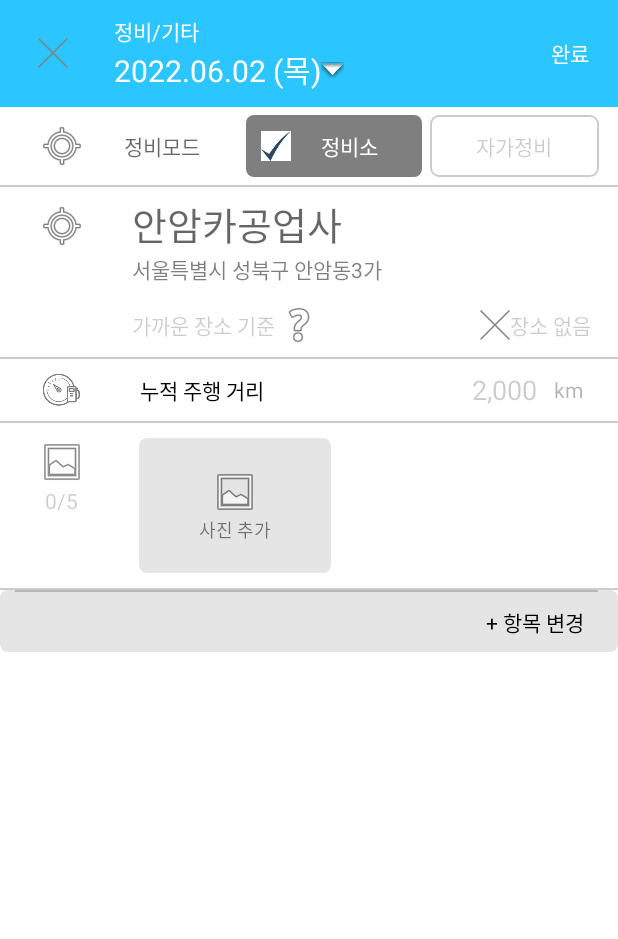
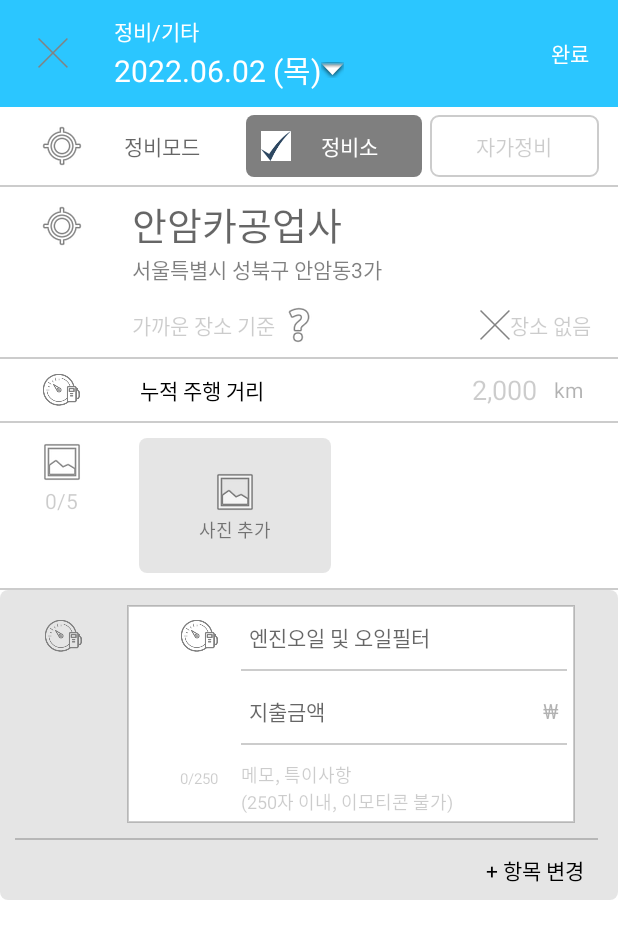
Before and after one commit to kkkb1114/MichealClone, an Android app: the SelectMaintenanceItemActivity screen opened directly, with no data from a screen before it, after a tap on "선택 완료", on a phone screen of 412 x 824 dp. Shown: the top 939 px of the screen. Run offline under Robolectric (Android 15) with nearby library versions, the phone set to English and light mode, and no system bars; 1 other tap on this screen came first.

Commit message:
2022-06-03

```diff
--- a/app/src/main/java/com/example/michaelclone/MainRecord/MainrecordActivity.java
+++ b/app/src/main/java/com/example/michaelclone/MainRecord/MainrecordActivity.java
@@ -104,6 +104,5 @@ public class MainrecordActivity extends AppCompatActivity {
         } else if (System.currentTimeMillis() <= backpressedTime + 2000) {
             finish();
         }
-
     }
 }
--- a/app/src/main/java/com/example/michaelclone/MaintenanceRecords/MaintenanceOtherRecordActivity.java
+++ b/app/src/main/java/com/example/michaelclone/MaintenanceRecords/MaintenanceOtherRecordActivity.java
@@ -61,6 +61,7 @@ public class MaintenanceOtherRecordActivity extends AppCompatActivity implements
     // 일단 static으로 만들어 놓고 실제 차계부 만들때는 로직을 바꾸는게 좋을 것 같다.
     public static CarbookRecord carbookRecords = null;
     public static ArrayList<CarbookRecordItem> carbookRecordItems = null;
+    ArrayList<String> firstRecordSelectItemTitleList = new ArrayList<>();
     // 나중에 항목 수정사항 적용을 위한 기준 리스트
     ArrayList<String> carbookRecordItemsTitleStandardArrayList = new ArrayList<>();
 
@@ -96,6 +97,9 @@ public class MaintenanceOtherRecordActivity extends AppCompatActivity implements
                 for (int i = 0; i < carbookRecordItems.size(); i++) {
                     carbookRecordItemsTitleStandardArrayList.add(carbookRecordItems.get(i).carbookRecordItemCategoryName);
                 }
+            }else {
+                Intent intent = getIntent();
+                firstRecordSelectItemTitleList = intent.getStringArrayListExtra("selectItemTitleList");
             }
             setView();
             setFragment(1, getItemSelectIntentDate());
@@ -144,7 +148,9 @@ public class MaintenanceOtherRecordActivity extends AppCompatActivity implements
      */
     public ArrayList<String> getItemSelectIntentDate() {
         if (MainrecordActivity.beforeSelectItemTitleList != null) {
-            selectItemTitleList = MainrecordActivity.beforeSelectItemTitleList;
+            //selectItemTitleList = MainrecordActivity.beforeSelectItemTitleList;
+            Log.i("123123123", String.valueOf(firstRecordSelectItemTitleList));
+            selectItemTitleList = firstRecordSelectItemTitleList; // todo 여기 건들임
         }
         return selectItemTitleList;
     }
@@ -186,12 +192,12 @@ public class MaintenanceOtherRecordActivity extends AppCompatActivity implements
                         String costUpdate;
                         // 데이터 수정 리스트 기준으로 돌려야 삭제까지 가능
                         for (int i = 0; i < carbookRecordItemsTitleStandardArrayList.size(); i++) {
-                            if (carbookRecordItems.get(i).carbookRecordItemExpenseMemo == null || carbookRecordItems.get(i).carbookRecordItemExpenseMemo.equals("")) {
+                            if (carbookRecordItems.get(i) == null || carbookRecordItems.get(i).carbookRecordItemExpenseMemo.equals("")) {
                                 memoUpdate = "";
                             } else {
                                 memoUpdate = carbookRecordItems.get(i).carbookRecordItemExpenseMemo;
                             }
-                            if (carbookRecordItems.get(i).carbookRecordItemExpenseCost == null || carbookRecordItems.get(i).carbookRecordItemExpenseCost.equals("")) {
+                            if (carbookRecordItems.get(i) == null || carbookRecordItems.get(i).carbookRecordItemExpenseCost.equals("")) {
                                 costUpdate = "0";
                             } else {
                                 costUpdate = carbookRecordItems.get(i).carbookRecordItemExpenseCost;
@@ -215,12 +221,12 @@ public class MaintenanceOtherRecordActivity extends AppCompatActivity implements
                         String costInsert;
                         // 수정, 삭제 후에는 수정된 리스트를 기준으로 i번째 기준 리스트 id가 없다면 insert
                         for (int i = 0; i < carbookRecordItemsTitleModifyArrayList.size(); i++) {
-                            if (carbookRecordItems.get(i).carbookRecordItemExpenseMemo == null || carbookRecordItems.get(i).carbookRecordItemExpenseMemo.equals("")) {
+                            if (carbookRecordItems.get(i) == null || carbookRecordItems.get(i).carbookRecordItemExpenseMemo.equals("")) {
                                 memoInsert = "";
                             } else {
                                 memoInsert = carbookRecordItems.get(i).carbookRecordItemExpenseMemo;
                             }
-                            if (carbookRecordItems.get(i).carbookRecordItemExpenseCost == null || carbookRecordItems.get(i).carbookRecordItemExpenseCost.equals("")) {
+                            if (carbookRecordItems.get(i) == null || carbookRecordItems.get(i).carbookRecordItemExpenseCost.equals("")) {
                                 costInsert = "0";
                             } else {
                                 costInsert = carbookRecordItems.get(i).carbookRecordItemExpenseCost;
@@ -252,13 +258,14 @@ public class MaintenanceOtherRecordActivity extends AppCompatActivity implements
 
                         String memoInsert;
                         String costInsert;
+                        Log.i("carbookRecordItemsasdasdsad", String.valueOf(carbookRecordItems.size()));
                         for (int i = 0; i < selectItemTitleList.size(); i++) {
-                            if (carbookRecordItems.get(i).carbookRecordItemExpenseMemo == null || carbookRecordItems.get(i).carbookRecordItemExpenseMemo.equals("")) {
+                            if (carbookRecordItems.get(i) == null || carbookRecordItems.get(i).carbookRecordItemExpenseMemo.equals("")) {
                                 memoInsert = "";
                             } else {
                                 memoInsert = carbookRecordItems.get(i).carbookRecordItemExpenseMemo;
                             }
-                            if (carbookRecordItems.get(i).carbookRecordItemExpenseCost == null || carbookRecordItems.get(i).carbookRecordItemExpenseCost.equals("")) {
+                            if (carbookRecordItems.get(i) == null || carbookRecordItems.get(i).carbookRecordItemExpenseCost.equals("")) {
                                 costInsert = "0";
                             } else {
                                 costInsert = carbookRecordItems.get(i).carbookRecordItemExpenseCost;
--- a/app/src/main/java/com/example/michaelclone/MaintenanceRecords/MaintenanceOtherRecordFragment.java
+++ b/app/src/main/java/com/example/michaelclone/MaintenanceRecords/MaintenanceOtherRecordFragment.java
@@ -95,8 +95,8 @@ public class MaintenanceOtherRecordFragment extends Fragment implements View.OnC
     // 수정모드로 들어왔을때 동작 변수
     int carbookRecordId;
     boolean isModifyMode;
-    CarbookRecord carbookRecords = MaintenanceOtherRecordActivity.carbookRecords;
-    ArrayList<CarbookRecordItem> carbookRecordItems = MaintenanceOtherRecordActivity.carbookRecordItems;
+    CarbookRecord carbookRecords;
+    ArrayList<CarbookRecordItem> carbookRecordItems;
     ArrayList<String> MainrecordActivitySelectItemTitleList;
 
 
@@ -104,7 +104,7 @@ public class MaintenanceOtherRecordFragment extends Fragment implements View.OnC
     boolean imageCrop = false;
 
     public MaintenanceOtherRecordFragment(ArrayList<String> selectItemTitleList, int carbookRecordId, boolean isModifyMode) {
-        //this.selectItemTitleList = selectItemTitleList;
+        this.selectItemTitleList = selectItemTitleList;
         this.carbookRecordId = carbookRecordId;
         this.isModifyMode = isModifyMode;
     }
@@ -130,6 +130,7 @@ public class MaintenanceOtherRecordFragment extends Fragment implements View.OnC
         MainrecordActivitySelectItemTitleList = MainrecordActivity.beforeSelectItemTitleList;
 
         setView(view);
+        setCarbookRecords(selectItemTitleList);
 
         // 수정모드로 들어왔을때 동작 메소드
         dataControlHandler();
@@ -149,6 +150,31 @@ public class MaintenanceOtherRecordFragment extends Fragment implements View.OnC
     public void getSelectItemDataList() {
         if (isModifyMode) {
             getSelectItemDataSetView(stringFormat.makeStringComma(carbookRecords.carbookRecordTotalDistance));
+        }
+    }
+
+    public void setCarbookRecords(ArrayList<String> selectItemTitleList){
+        if(isModifyMode){
+            carbookRecords = MaintenanceOtherRecordActivity.carbookRecords;
+            carbookRecordItems = MaintenanceOtherRecordActivity.carbookRecordItems;
+        }else {
+            Time_DataBridge time_dataBridge = new Time_DataBridge();
+            String nowTime = time_dataBridge.getRealTime();
+            MaintenanceOtherRecordActivity.carbookRecordItems = new ArrayList<>();
+            carbookRecordItems = MaintenanceOtherRecordActivity.carbookRecordItems;
+            Log.i("asdasdasdsad", String.valueOf(selectItemTitleList));
+            for (int i = 0; i < selectItemTitleList.size(); i++){
+                carbookRecordItems.add(new CarbookRecordItem(
+                        0,
+                        carbookRecordId,
+                        "123",
+                        selectItemTitleList.get(i),
+                        "",
+                        "",
+                        0,
+                        nowTime,
+                        nowTime));
+            }
         }
     }
 
--- a/app/src/main/java/com/example/michaelclone/MaintenanceRecords/MaintenanceRecyclerViewAdapter.java
+++ b/app/src/main/java/com/example/michaelclone/MaintenanceRecords/MaintenanceRecyclerViewAdapter.java
@@ -40,7 +40,6 @@ public class MaintenanceRecyclerViewAdapter extends RecyclerView.Adapter<Mainten
     // 수정용 static CarbookRecordItem리스트
     ArrayList<CarbookRecordItem> carbookRecordItems = MaintenanceOtherRecordActivity.carbookRecordItems;
     // 항목 선택완료시 다음 화면으로 넘길 static 변수
-    ArrayList<String> resultSelectItemTitleList = MainrecordActivity.resultSelectItemTitleList;
     ArrayList<String> beforeSelectItemTitleList = MainrecordActivity.beforeSelectItemTitleList;
 
     /**
@@ -113,14 +112,9 @@ public class MaintenanceRecyclerViewAdapter extends RecyclerView.Adapter<Mainten
          * 2. itemTitleList를 기준으로 for문을 돌려 carbookRecordItemTitleList에 문자열이 있다면 해당 회차는 checkedHashMap_maintenance에 true값을 넣는다.
          * **/
         if (carbookRecordItems != null) {
-            /*ArrayList<String> carbookRecordItemTitleList = new ArrayList<>();
-            for (int i = 0; i < resultSelectItemTitleList.size(); i++) {
-                //carbookRecordItemTitleList.add(carbookRecordItems.get(i).carbookRecordItemCategoryName);
-                carbookRecordItemTitleList.add(resultSelectItemTitleList.get(i));
-            }*/
 
             for (int i = 0; i < itemTitleList.size(); i++) {
-                if (resultSelectItemTitleList.contains(itemTitleList.get(i))) {
+                if (beforeSelectItemTitleList.contains(itemTitleList.get(i))) {
                     checkedHashMap_maintenance.put(i, true);
                 }
             }
--- a/app/src/main/java/com/example/michaelclone/MaintenanceRecords/SelectMaintenanceItemActivity.java
+++ b/app/src/main/java/com/example/michaelclone/MaintenanceRecords/SelectMaintenanceItemActivity.java
@@ -11,7 +11,6 @@ import android.graphics.Color;
 import android.os.Bundle;
 import android.os.Handler;
 import android.os.Message;
-import android.util.Log;
 import android.view.View;
 import android.widget.TextView;
 
@@ -42,10 +41,10 @@ public class SelectMaintenanceItemActivity extends AppCompatActivity implements
 
     boolean isModify = MainrecordActivity.isModify;
 
-    ArrayList<String> selectItemTitleList;
+    ArrayList<String> beforeSelectItemTitleList;
 
     // 수정모드 구분
-    ArrayList<CarbookRecordItem> carbookRecordItems;
+    ArrayList<CarbookRecordItem> carbookRecordItems = MaintenanceOtherRecordActivity.carbookRecordItems;
 
     @Override
     protected void onCreate(Bundle savedInstanceState) {
@@ -64,32 +63,25 @@ public class SelectMaintenanceItemActivity extends AppCompatActivity implements
     }
 
     public void ModifyCheck() {
-        if (!isModify) {
-            if (MainrecordActivity.beforeSelectItemTitleList == null) {
-                // 확인 누르기 전 선택 항목 데이터 리스트 객체 생성
-                MainrecordActivity.createBeforeSelectItemTitleList();
-            }else {
-                MainrecordActivity.removeBeforeSelectItemTitleList();
-                MainrecordActivity.createBeforeSelectItemTitleList();
+        if (!isModify) { // 기록모드
+            beforeSelectItemTitleListReset();
+        } else { // 수정 모드
+            // 처음 선택 항목은 넣어놓는다. (항목 선택 화면에만 쓰이기에 들어올때마다 항상 클리어를 해줘야함)
+            beforeSelectItemTitleListReset();
+            for (int i = 0; i < carbookRecordItems.size(); i++){
+                beforeSelectItemTitleList.add(carbookRecordItems.get(i).carbookRecordItemCategoryName);
             }
-            // 해당 엑티비티 생성때마다 selectItemTitleList객체 생성
-            selectItemTitleList = MainrecordActivity.beforeSelectItemTitleList;
-        } else {
-            selectItemTitleList = MainrecordActivity.beforeSelectItemTitleList;
-            // 처음 선택 항목은 넣어놓는다. (항목 선택 화면에만 쓰이기에 들어올때마다 항상 클리어를 해줘야함)
-            selectItemTitleList.clear();
-            selectItemTitleList.addAll(MainrecordActivity.resultSelectItemTitleList);
-            if (selectItemTitleList.size() > 0) {
-                tv_itemCount.setText(String.valueOf(selectItemTitleList.size() + context.getResources().getString(R.string.selectionCount)));
+            if (beforeSelectItemTitleList.size() > 0) {
+                tv_itemCount.setText(String.valueOf(beforeSelectItemTitleList.size() + context.getResources().getString(R.string.selectionCount)));
                 tv_selectionConfirm.setTextColor(ColorStateList.valueOf(Color.parseColor("#80000000")));
                 tv_selectionConfirm.setClickable(true);
             } else {
-                if (selectItemTitleList.size() <= 0) {
+                if (beforeSelectItemTitleList.size() <= 0) {
                     tv_itemCount.setText(context.getResources().getString(R.string.PleaseSelectAnItem));
                     tv_selectionConfirm.setTextColor(ColorStateList.valueOf(Color.parseColor("#1A000000")));
                     tv_selectionConfirm.setClickable(false);
                 } else {
-                    tv_itemCount.setText(String.valueOf(selectItemTitleList.size() + context.getResources().getString(R.string.selectionCount)));
+                    tv_itemCount.setText(String.valueOf(beforeSelectItemTitleList.size() + context.getResources().getString(R.string.selectionCount)));
                     tv_selectionConfirm.setTextColor(ColorStateList.valueOf(Color.parseColor("#80000000")));
                     tv_selectionConfirm.setClickable(true);
                 }
@@ -107,20 +99,20 @@ public class SelectMaintenanceItemActivity extends AppCompatActivity implements
                     try {
                         switch (msg.what) {
                             case 1:
-                                tv_itemCount.setText(String.valueOf(selectItemTitleList.size() + context.getResources().getString(R.string.selectionCount)));
-                                if (selectItemTitleList.size() > 0) {
+                                tv_itemCount.setText(String.valueOf(beforeSelectItemTitleList.size() + context.getResources().getString(R.string.selectionCount)));
+                                if (beforeSelectItemTitleList.size() > 0) {
                                     tv_selectionConfirm.setTextColor(ColorStateList.valueOf(Color.parseColor("#80000000")));
                                     tv_selectionConfirm.setClickable(true);
                                 }
                                 break;
                             case 2:
-                                tv_itemCount.setText(String.valueOf(selectItemTitleList.size() + context.getResources().getString(R.string.selectionCount)));
-                                if (selectItemTitleList.size() <= 0) {
+                                tv_itemCount.setText(String.valueOf(beforeSelectItemTitleList.size() + context.getResources().getString(R.string.selectionCount)));
+                                if (beforeSelectItemTitleList.size() <= 0) {
                                     tv_itemCount.setText(context.getResources().getString(R.string.PleaseSelectAnItem));
                                     tv_selectionConfirm.setTextColor(ColorStateList.valueOf(Color.parseColor("#1A000000")));
                                     tv_selectionConfirm.setClickable(false);
                                 } else {
-                                    tv_itemCount.setText(String.valueOf(selectItemTitleList.size() + context.getResources().getString(R.string.selectionCount)));
+                                    tv_itemCount.setText(String.valueOf(beforeSelectItemTitleList.size() + context.getResources().getString(R.string.selectionCount)));
                                     tv_selectionConfirm.setTextColor(ColorStateList.valueOf(Color.parseColor("#80000000")));
                                     tv_selectionConfirm.setClickable(true);
                                 }
@@ -163,9 +155,8 @@ public class SelectMaintenanceItemActivity extends AppCompatActivity implements
                     message.what = 1;
                     MaintenanceOtherRecordFragment.recordDataHandler.sendMessage(message);
                 } else {
-                    MainrecordActivity.resultSelectItemTitleList = MainrecordActivity.beforeSelectItemTitleList;
                     Intent intent = new Intent(SelectMaintenanceItemActivity.this, MaintenanceOtherRecordActivity.class);
-                    intent.putExtra("selectItemTitleList", selectItemTitleList);
+                    intent.putExtra("selectItemTitleList", beforeSelectItemTitleList);
                     startActivity(intent);
                 }
                 // 완료시 임시 항목 선택 리스트 초기화
@@ -198,4 +189,15 @@ public class SelectMaintenanceItemActivity extends AppCompatActivity implements
             }
         }).attach();
     }
+
+    public void beforeSelectItemTitleListReset(){
+        if (MainrecordActivity.beforeSelectItemTitleList == null) {
+            // 확인 누르기 전 선택 항목 데이터 리스트 객체 생성
+            MainrecordActivity.createBeforeSelectItemTitleList();
+        }else {
+            MainrecordActivity.removeBeforeSelectItemTitleList();
+            MainrecordActivity.createBeforeSelectItemTitleList();
+        }
+        beforeSelectItemTitleList = MainrecordActivity.beforeSelectItemTitleList;
+    }
 }
```
Also changed, not shown: app/src/main/java/com/example/michaelclone/MaintenanceRecords/OtherFragmentRecyclerViewAdapter.java (+5 -5 lines).
